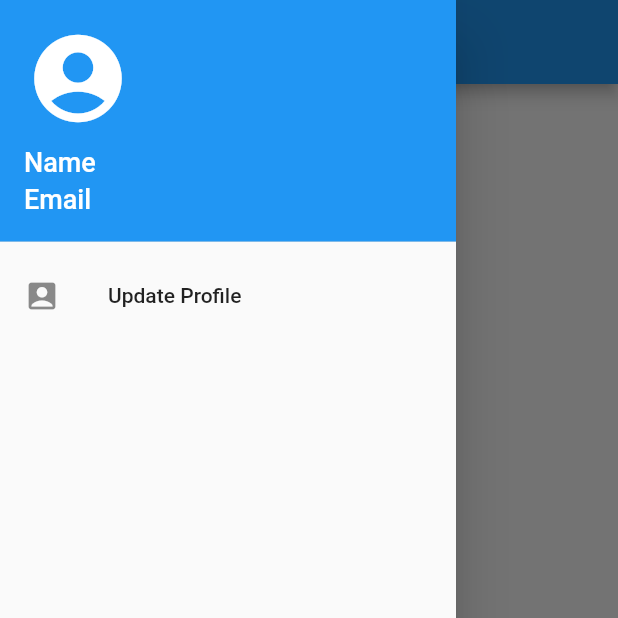
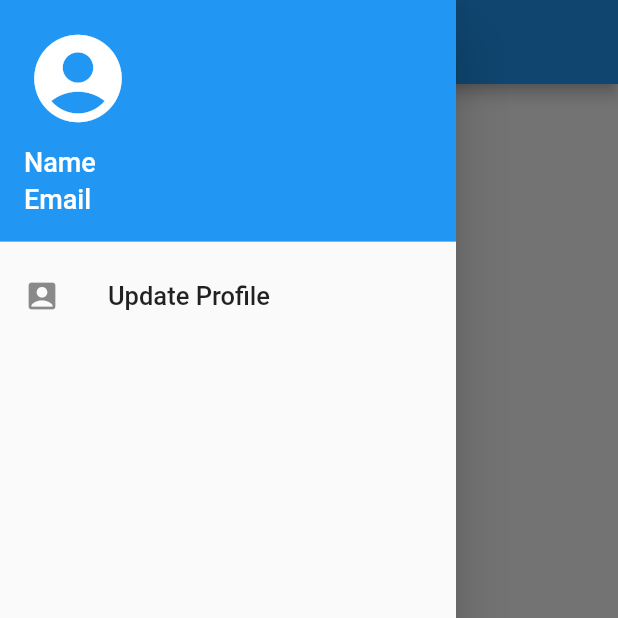
Before and after one commit to Avinash174/CryptoCurrencyApp, a Flutter app: the screen it shows after launch, with the side drawer open, on a phone screen of 412 x 824 dp, the top half of it. Run offline on Flutter 3.47's test engine with Material 2 defaults, Android fonts, the phone set to English and light mode, and no system bars.

Commit message:
New Changes Done

```diff
--- a/lib/HomeScreen.dart
+++ b/lib/HomeScreen.dart
@@ -1,3 +1,4 @@
+import 'package:cryto_currency_app/update_profile_screen.dart';
 import 'package:flutter/material.dart';
 
 class HomeScreen extends StatefulWidget {
@@ -18,7 +19,7 @@ class _HomeScreenState extends State<HomeScreen> {
       drawer: Drawer(
         child: Column(
           children: [
-            UserAccountsDrawerHeader(
+            const UserAccountsDrawerHeader(
               accountName: Text(
                 "Name",
                 style: TextStyle(
@@ -37,12 +38,15 @@ class _HomeScreenState extends State<HomeScreen> {
               ),
             ),
             ListTile(
-              onTap: (){
-
+              onTap: () {
+                Navigator.push(context, MaterialPageRoute(builder: (_)=>UpdateProfileScreen()));
               },
               leading: Icon(Icons.account_box),
-              title: Text(
-                  "Update Profile",
+              title: const Text(
+                "Update Profile",
+                style: TextStyle(
+                  fontSize: 17,
+                ),
               ),
             ),
           ],
--- a/lib/update_profile.dart
+++ /dev/null
@@ -1 +0,0 @@
-import 'package:flutter/material.dart';
```
Also changed, not shown: lib/update_profile_screen.dart (added, +34 -0 lines).
